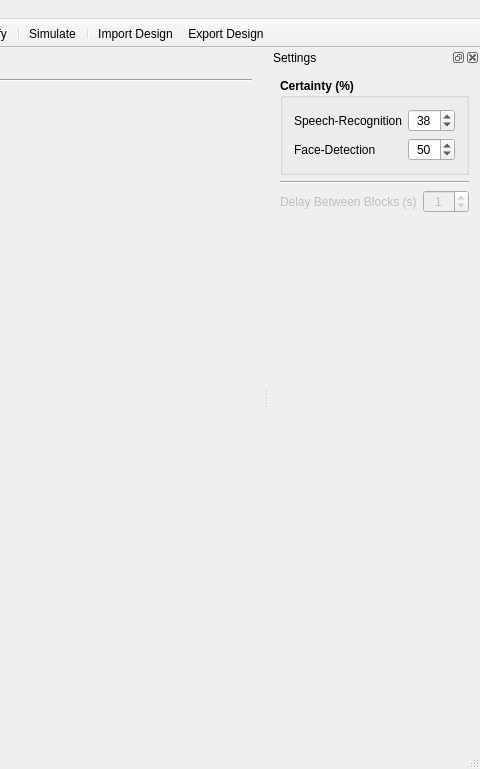
Qt form interaction_manager/ui/dialogmainwindow.ui (ES-TUDelft/interaction-design-tool-ir) before a commit; both pictures show x 736 to 1216 and y 0 to 769 of the 1216 by 769 pixel window.
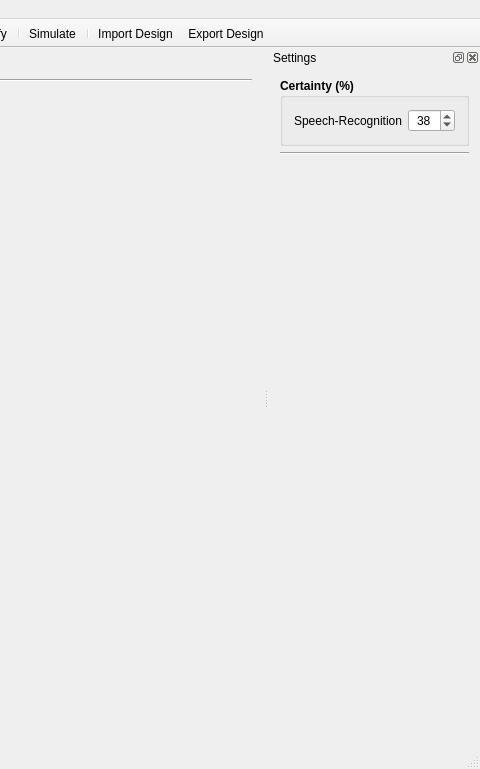
The same form after that commit. Icons and pictures are not drawn.

What changed in the file:
```diff
--- a/interaction_manager/ui/dialogmainwindow.ui
+++ b/interaction_manager/ui/dialogmainwindow.ui
@@ -576,19 +576,10 @@
     <layout class="QGridLayout" name="gridLayout_4">
      <item row="0" column="0">
       <layout class="QGridLayout" name="gridLayout">
-       <item row="2" column="1">
-        <widget class="QSpinBox" name="blocksDelaySpinBox">
-         <property name="enabled">
-          <bool>false</bool>
-         </property>
-         <property name="alignment">
-          <set>Qt::AlignCenter</set>
-         </property>
-         <property name="maximum">
-          <number>60</number>
-         </property>
-         <property name="value">
-          <number>1</number>
+       <item row="1" column="0" colspan="2">
+        <widget class="Line" name="line_2">
+         <property name="orientation">
+          <enum>Qt::Horizontal</enum>
          </property>
         </widget>
        </item>
@@ -606,19 +597,6 @@
          <layout class="QGridLayout" name="gridLayout_6">
           <item row="0" column="0">
            <layout class="QGridLayout" name="gridLayout_5">
-            <item row="0" column="0">
-             <widget class="QLabel" name="label_2">
-              <property name="font">
-               <font>
-                <weight>50</weight>
-                <bold>false</bold>
-               </font>
-              </property>
-              <property name="text">
-               <string>Speech-Recognition</string>
-              </property>
-             </widget>
-            </item>
             <item row="0" column="1">
              <widget class="QSpinBox" name="speechCertaintySpinBox">
               <property name="font">
@@ -641,8 +619,8 @@
               </property>
              </widget>
             </item>
-            <item row="1" column="0">
-             <widget class="QLabel" name="label_4">
+            <item row="0" column="0">
+             <widget class="QLabel" name="label_2">
               <property name="font">
                <font>
                 <weight>50</weight>
@@ -650,29 +628,7 @@
                </font>
               </property>
               <property name="text">
-               <string>Face-Detection</string>
-              </property>
-             </widget>
-            </item>
-            <item row="1" column="1">
-             <widget class="QSpinBox" name="faceDetectionCertaintySpinBox">
-              <property name="font">
-               <font>
-                <weight>50</weight>
-                <bold>false</bold>
-               </font>
-              </property>
-              <property name="alignment">
-               <set>Qt::AlignCenter</set>
-              </property>
-              <property name="minimum">
-               <number>1</number>
-              </property>
-              <property name="maximum">
-               <number>100</number>
-              </property>
-              <property name="value">
-               <number>50</number>
+               <string>Speech-Recognition</string>
               </property>
              </widget>
             </item>
@@ -681,17 +637,7 @@
          </layout>
         </widget>
        </item>
-       <item row="2" column="0">
-        <widget class="QLabel" name="label_3">
-         <property name="enabled">
-          <bool>false</bool>
-         </property>
-         <property name="text">
-          <string>Delay Between Blocks (s)</string>
-         </property>
-        </widget>
-       </item>
-       <item row="3" column="1">
+       <item row="2" column="1">
         <spacer name="verticalSpacer">
          <property name="orientation">
           <enum>Qt::Vertical</enum>
@@ -704,13 +650,6 @@
          </property>
         </spacer>
        </item>
-       <item row="1" column="0" colspan="2">
-        <widget class="Line" name="line_2">
-         <property name="orientation">
-          <enum>Qt::Horizontal</enum>
-         </property>
-        </widget>
-       </item>
       </layout>
      </item>
     </layout>
```
